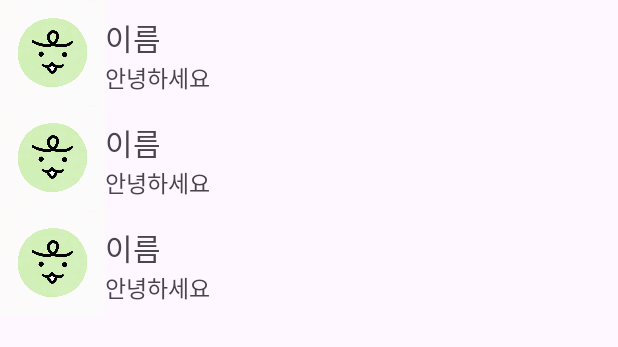
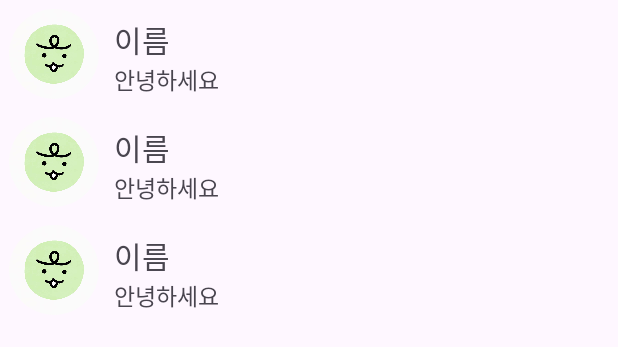
Before and after one commit to DO-SOPT-ANDROID/hyunji-um, an Android app: the layout fragment_home.xml on its own in the app's theme, with its tools: preview values and no code run, on a phone screen of 412 x 824 dp. Shown: the top 347 px of the screen. Run offline under Robolectric (Android 15) with nearby library versions, the phone set to English and light mode, and no system bars.

Commit message:
[UI]: 프로필 사진 원형으로 자르기, friend 마진 추가

```diff
--- a/app/build.gradle
+++ b/app/build.gradle
@@ -45,4 +45,5 @@ dependencies {
     testImplementation 'junit:junit:4.13.2'
     androidTestImplementation 'androidx.test.ext:junit:1.1.5'
     androidTestImplementation 'androidx.test.espresso:espresso-core:3.5.1'
+    implementation 'de.hdodenhof:circleimageview:3.1.0' //Circle ImageView
 }
--- a/app/src/main/res/layout/item_friend.xml
+++ b/app/src/main/res/layout/item_friend.xml
@@ -4,22 +4,27 @@
     android:layout_width="match_parent"
     android:layout_height="wrap_content">
 
-    <ImageView
+    <de.hdodenhof.circleimageview.CircleImageView
         android:id="@+id/iv_item_friend_img"
-        android:layout_width="70dp"
+        android:layout_width="60dp"
         android:layout_height="0dp"
+        android:background="@android:color/transparent"
         android:scaleType="centerCrop"
         android:src="@drawable/jordy"
+        android:layout_marginTop="6dp"
+        android:layout_marginBottom="6dp"
+        android:layout_marginStart="6dp"
         app:layout_constraintDimensionRatio="1:1"
         app:layout_constraintStart_toStartOf="parent"
-        app:layout_constraintTop_toTopOf="parent" />
-
+        app:layout_constraintTop_toTopOf="parent"
+        app:layout_constraintBottom_toBottomOf="parent"/>
 
     <TextView
         android:id="@+id/tv_item_friend_name"
         android:layout_width="wrap_content"
         android:layout_height="wrap_content"
-        android:layout_marginTop="10dp"
+        android:layout_marginTop="5dp"
+        android:layout_marginStart="10dp"
         android:text="@string/name"
         android:textSize="20sp"
         app:layout_constraintStart_toEndOf="@id/iv_item_friend_img"
@@ -32,5 +37,6 @@
         android:text="@string/hello"
         android:textSize="15sp"
         app:layout_constraintStart_toEndOf="@id/iv_item_friend_img"
-        app:layout_constraintTop_toBottomOf="@id/tv_item_friend_name" />
+        app:layout_constraintTop_toBottomOf="@id/tv_item_friend_name"
+        app:layout_constraintStart_toStartOf="@id/tv_item_friend_name"/>
 </androidx.constraintlayout.widget.ConstraintLayout>
--- a/app/src/main/res/layout/item_me.xml
+++ b/app/src/main/res/layout/item_me.xml
@@ -4,10 +4,11 @@
     android:layout_width="match_parent"
     android:layout_height="wrap_content">
 
-    <ImageView
+    <de.hdodenhof.circleimageview.CircleImageView
         android:id="@+id/iv_item_me_img"
         android:layout_width="100dp"
         android:layout_height="0dp"
+        android:background="@android:color/transparent"
         android:scaleType="centerCrop"
         android:src="@drawable/jordy"
         app:layout_constraintDimensionRatio="1:1"
```
